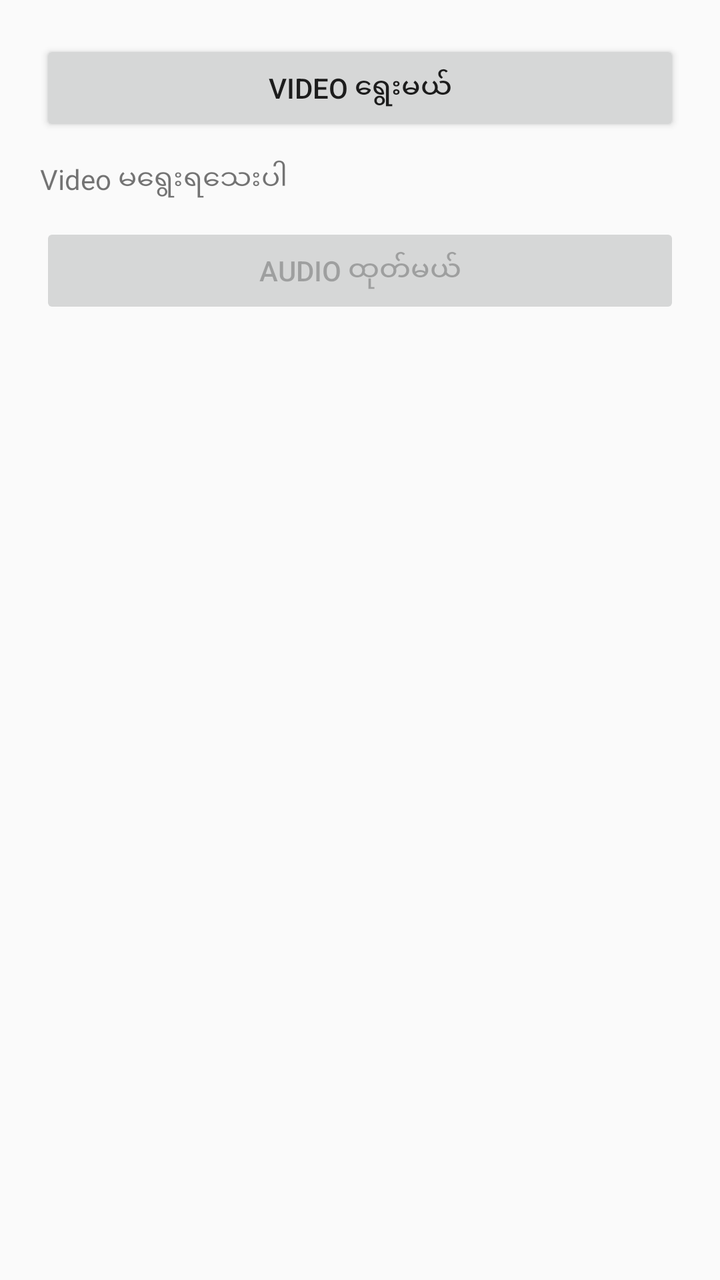
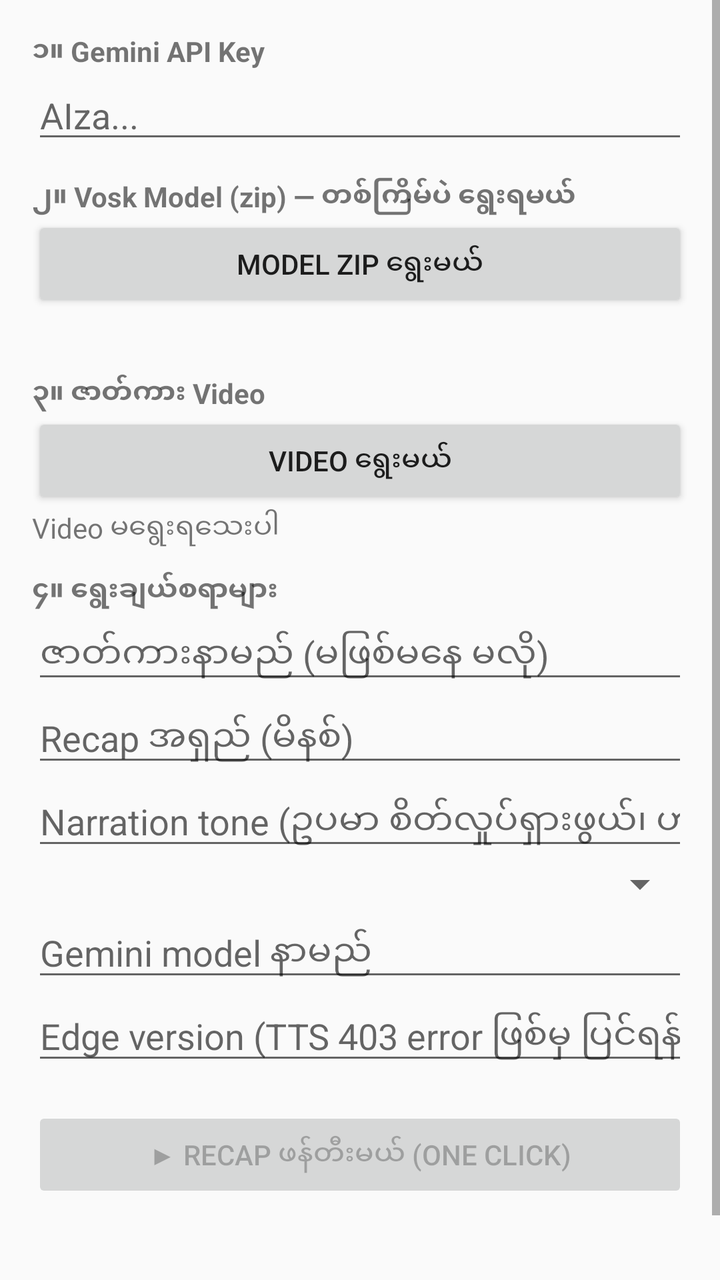

Two renders of the same Android screen: before a commit and after it. Below are the layout's source before the change and the commit's diff.
<!-- AndroidManifest.xml: application theme Theme.AppCompat.Light.DarkActionBar -->
<!-- res/layout/activity_main.xml -->
<?xml version="1.0" encoding="utf-8"?>
<LinearLayout xmlns:android="http://schemas.android.com/apk/res/android"
    android:layout_width="match_parent"
    android:layout_height="match_parent"
    android:orientation="vertical"
    android:padding="20dp">

    <Button
        android:id="@+id/btnPick"
        android:layout_width="match_parent"
        android:layout_height="wrap_content"
        android:text="Video ရွေးမယ်" />

    <TextView
        android:id="@+id/tvVideo"
        android:layout_width="match_parent"
        android:layout_height="wrap_content"
        android:layout_marginTop="12dp"
        android:text="Video မရွေးရသေးပါ" />

    <Button
        android:id="@+id/btnExtract"
        android:layout_width="match_parent"
        android:layout_height="wrap_content"
        android:layout_marginTop="12dp"
        android:enabled="false"
        android:text="Audio ထုတ်မယ်" />

    <ProgressBar
        android:id="@+id/progress"
        style="?android:attr/progressBarStyleHorizontal"
        android:layout_width="match_parent"
        android:layout_height="wrap_content"
        android:layout_marginTop="12dp"
        android:max="100"
        android:visibility="gone" />

    <TextView
        android:id="@+id/tvStatus"
        android:layout_width="match_parent"
        android:layout_height="wrap_content"
        android:layout_marginTop="12dp" />
</LinearLayout>
<!-- resources referenced by this layout -->
<resources>

</resources>

<!-- the commit's change to res/layout/activity_main.xml (unified diff, before → after) -->
@@ -1,43 +1,151 @@
 <?xml version="1.0" encoding="utf-8"?>
-<LinearLayout xmlns:android="http://schemas.android.com/apk/res/android"
+<ScrollView xmlns:android="http://schemas.android.com/apk/res/android"
     android:layout_width="match_parent"
     android:layout_height="match_parent"
-    android:orientation="vertical"
-    android:padding="20dp">
+    android:fillViewport="true">
 
-    <Button
-        android:id="@+id/btnPick"
+    <LinearLayout
         android:layout_width="match_parent"
         android:layout_height="wrap_content"
-        android:text="Video ရွေးမယ်" />
+        android:orientation="vertical"
+        android:padding="16dp">
 
-    <TextView
-        android:id="@+id/tvVideo"
-        android:layout_width="match_parent"
-        android:layout_height="wrap_content"
-        android:layout_marginTop="12dp"
-        android:text="Video မရွေးရသေးပါ" />
+        <TextView
+            android:layout_width="match_parent"
+            android:layout_height="wrap_content"
+            android:text="၁။ Gemini API Key"
+            android:textStyle="bold" />
 
-    <Button
-        android:id="@+id/btnExtract"
-        android:layout_width="match_parent"
-        android:layout_height="wrap_content"
-        android:layout_marginTop="12dp"
-        android:enabled="false"
-        android:text="Audio ထုတ်မယ်" />
+        <EditText
+            android:id="@+id/etApiKey"
+            android:layout_width="match_parent"
+            android:layout_height="wrap_content"
+            android:hint="AIza..."
+            android:inputType="textPassword"
+            android:singleLine="true" />
 
-    <ProgressBar
-        android:id="@+id/progress"
-        style="?android:attr/progressBarStyleHorizontal"
-        android:layout_width="match_parent"
-        android:layout_height="wrap_content"
-        android:layout_marginTop="12dp"
-        android:max="100"
-        android:visibility="gone" />
+        <TextView
+            android:layout_width="match_parent"
+            android:layout_height="wrap_content"
+            android:layout_marginTop="12dp"
+            android:text="၂။ Vosk Model (zip) — တစ်ကြိမ်ပဲ ရွေးရမယ်"
+            android:textStyle="bold" />
 
-    <TextView
-        android:id="@+id/tvStatus"
-        android:layout_width="match_parent"
-        android:layout_height="wrap_content"
-        android:layout_marginTop="12dp" />
-</LinearLayout>
+        <Button
+            android:id="@+id/btnModel"
+            android:layout_width="match_parent"
+            android:layout_height="wrap_content"
+            android:text="Model zip ရွေးမယ်" />
+
+        <TextView
+            android:id="@+id/tvModel"
+            android:layout_width="match_parent"
+            android:layout_height="wrap_content" />
+
+        <TextView
+            android:layout_width="match_parent"
+            android:layout_height="wrap_content"
+            android:layout_marginTop="12dp"
+            android:text="၃။ ဇာတ်ကား Video"
+            android:textStyle="bold" />
+
+        <Button
+            android:id="@+id/btnVideo"
+            android:layout_width="match_parent"
+            android:layout_height="wrap_content"
+            android:text="Video ရွေးမယ်" />
+
+        <TextView
+            android:id="@+id/tvVideo"
+            android:layout_width="match_parent"
+            android:layout_height="wrap_content"
+            android:text="Video မရွေးရသေးပါ" />
+
+        <TextView
+            android:layout_width="match_parent"
+            android:layout_height="wrap_content"
+            android:layout_marginTop="12dp"
+            android:text="၄။ ရွေးချယ်စရာများ"
+            android:textStyle="bold" />
+
+        <EditText
+            android:id="@+id/etTitle"
+            android:layout_width="match_parent"
+            android:layout_height="wrap_content"
+            android:hint="ဇာတ်ကားနာမည် (မဖြစ်မနေ မလို)"
+            android:singleLine="true" />
+
+        <EditText
+            android:id="@+id/etMinutes"
+            android:layout_width="match_parent"
+            android:layout_height="wrap_content"
+            android:hint="Recap အရှည် (မိနစ်)"
+            android:inputType="number"
+            android:singleLine="true" />
+
+        <EditText
+            android:id="@+id/etTone"
+            android:layout_width="match_parent"
+            android:layout_height="wrap_content"
+            android:hint="Narration tone (ဥပမာ စိတ်လှုပ်ရှားဖွယ်၊ ဟာသ)"
+            android:singleLine="true" />
+
+        <Spinner
+            android:id="@+id/spVoice"
+            android:layout_width="match_parent"
+            android:layout_height="wrap_content" />
+
+        <EditText
+            android:id="@+id/etGeminiModel"
+            android:layout_width="match_parent"
+            android:layout_height="wrap_content"
+            android:hint="Gemini model နာမည်"
+            android:singleLine="true" />
+
+        <EditText
+            android:id="@+id/etEdgeVersion"
+            android:layout_width="match_parent"
+            android:layout_height="wrap_content"
+            android:hint="Edge version (TTS 403 error ဖြစ်မှ ပြင်ရန်)"
+            android:singleLine="true" />
+
+        <Button
+            android:id="@+id/btnGenerate"
+            android:layout_width="match_parent"
+            android:layout_height="wrap_content"
+            android:layout_marginTop="16dp"
+            android:enabled="false"
+            android:text="▶ Recap ဖန်တီးမယ် (One Click)" />
+
+        <ProgressBar
+            android:id="@+id/progress"
+            style="?android:attr/progressBarStyleHorizontal"
+            android:layout_width="match_parent"
+            android:layout_height="wrap_content"
+            android:layout_marginTop="12dp"
+            android:max="100"
+            android:visibility="gone" />
+
+        <TextView
+            android:id="@+id/tvStatus"
+            android:layout_width="match_parent"
+            android:layout_height="wrap_content"
+            android:layout_marginTop="8dp"
+            android:textStyle="bold" />
+
+        <Button
+            android:id="@+id/btnOpen"
+            android:layout_width="match_parent"
+            android:layout_height="wrap_content"
+            android:text="ထွက်လာတဲ့ ဗီဒီယိုကို ဖွင့်မယ်"
+            android:visibility="gone" />
+
+        <TextView
+            android:id="@+id/tvLog"
+            android:layout_width="match_parent"
+            android:layout_height="wrap_content"
+            android:layout_marginTop="12dp"
+            android:textIsSelectable="true"
+            android:textSize="13sp" />
+    </LinearLayout>
+</ScrollView>
